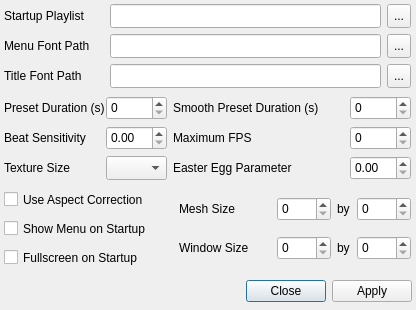
projectM-visualizer/projectm, file src/qprojectM/src/QProjectMConfigDialog.ui: the form before one commit.
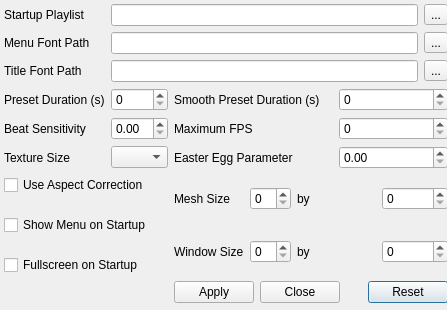
The form after the commit.

Commit message: text format fixes in ui added reset button

The edit to the form file:
```diff
--- a/src/qprojectM/src/QProjectMConfigDialog.ui
+++ b/src/qprojectM/src/QProjectMConfigDialog.ui
@@ -5,82 +5,25 @@
    <rect>
     <x>0</x>
     <y>0</y>
-    <width>416</width>
+    <width>447</width>
     <height>310</height>
    </rect>
   </property>
   <property name="windowTitle" >
    <string>projectM Settings</string>
   </property>
-  <widget class="QLabel" name="label" >
+  <widget class="QWidget" name="" >
    <property name="geometry" >
     <rect>
      <x>4</x>
-     <y>34</y>
-     <width>100</width>
-     <height>24</height>
+     <y>4</y>
+     <width>444</width>
+     <height>299</height>
     </rect>
    </property>
-   <property name="sizePolicy" >
-    <sizepolicy vsizetype="Preferred" hsizetype="MinimumExpanding" >
-     <horstretch>0</horstretch>
-     <verstretch>0</verstretch>
-    </sizepolicy>
-   </property>
-   <property name="minimumSize" >
-    <size>
-     <width>50</width>
-     <height>0</height>
-    </size>
-   </property>
-   <property name="text" >
-    <string>Menu Font Path</string>
-   </property>
-  </widget>
-  <widget class="QToolButton" name="fontPathToolButton" >
-   <property name="geometry" >
-    <rect>
-     <x>387</x>
-     <y>34</y>
-     <width>24</width>
-     <height>24</height>
-    </rect>
-   </property>
-   <property name="text" >
-    <string>...</string>
-   </property>
-  </widget>
-  <widget class="QLineEdit" name="menuFontPathLineEdit" >
-   <property name="geometry" >
-    <rect>
-     <x>110</x>
-     <y>34</y>
-     <width>271</width>
-     <height>24</height>
-    </rect>
-   </property>
-   <property name="sizePolicy" >
-    <sizepolicy vsizetype="Fixed" hsizetype="Expanding" >
-     <horstretch>2</horstretch>
-     <verstretch>0</verstretch>
-    </sizepolicy>
-   </property>
-   <property name="toolTip" >
-    <string>&lt;html>&lt;head>&lt;meta name="qrichtext" content="1" />&lt;style type="text/css">
-p, li { white-space: pre-wrap; }
-&lt;/style>&lt;/head>&lt;body style=" font-family:'Sans Serif'; font-size:10pt; font-weight:400; font-style:normal;">
-&lt;p style=" margin-top:0px; margin-bottom:0px; margin-left:0px; margin-right:0px; -qt-block-indent:0; text-indent:0px;">Changes the path projectM will use to search for opengl fonts&lt;/p>&lt;/body>&lt;/html></string>
-   </property>
-  </widget>
+   <layout class="QGridLayout" >
+    <item row="0" column="0" >
   <widget class="QLabel" name="label_2" >
-   <property name="geometry" >
-    <rect>
-     <x>4</x>
-     <y>4</y>
-     <width>100</width>
-     <height>24</height>
-    </rect>
-   </property>
    <property name="sizePolicy" >
     <sizepolicy vsizetype="Preferred" hsizetype="MinimumExpanding" >
      <horstretch>0</horstretch>
@@ -97,28 +40,9 @@
     <string>Startup Playlist</string>
    </property>
   </widget>
-  <widget class="QToolButton" name="startupPlaylistToolButton" >
-   <property name="geometry" >
-    <rect>
-     <x>387</x>
-     <y>4</y>
-     <width>24</width>
-     <height>24</height>
-    </rect>
-   </property>
-   <property name="text" >
-    <string>...</string>
-   </property>
-  </widget>
+    </item>
+    <item row="0" column="1" colspan="6" >
   <widget class="QLineEdit" name="startupPlaylistLineEdit" >
-   <property name="geometry" >
-    <rect>
-     <x>110</x>
-     <y>4</y>
-     <width>271</width>
-     <height>24</height>
-    </rect>
-   </property>
    <property name="sizePolicy" >
     <sizepolicy vsizetype="Fixed" hsizetype="Expanding" >
      <horstretch>2</horstretch>
@@ -132,28 +56,107 @@
 &lt;p style=" margin-top:0px; margin-bottom:0px; margin-left:0px; margin-right:0px; -qt-block-indent:0; text-indent:0px;">This sets the default preset playlist when qprojectM starts up. This can be either a directory path or preset playlist file. If unspecified then projectM uses a default preset directory&lt;/p>&lt;/body>&lt;/html></string>
    </property>
   </widget>
+    </item>
+    <item row="0" column="7" >
+     <widget class="QToolButton" name="startupPlaylistToolButton" >
+      <property name="text" >
+       <string>...</string>
+      </property>
+     </widget>
+    </item>
+    <item row="1" column="0" >
+     <widget class="QLabel" name="label" >
+      <property name="sizePolicy" >
+       <sizepolicy vsizetype="Preferred" hsizetype="MinimumExpanding" >
+        <horstretch>0</horstretch>
+        <verstretch>0</verstretch>
+       </sizepolicy>
+      </property>
+      <property name="minimumSize" >
+       <size>
+        <width>50</width>
+        <height>0</height>
+       </size>
+      </property>
+      <property name="text" >
+       <string>Menu Font Path</string>
+      </property>
+     </widget>
+    </item>
+    <item row="1" column="1" colspan="6" >
+     <widget class="QLineEdit" name="menuFontPathLineEdit" >
+      <property name="sizePolicy" >
+       <sizepolicy vsizetype="Fixed" hsizetype="Expanding" >
+        <horstretch>2</horstretch>
+        <verstretch>0</verstretch>
+       </sizepolicy>
+      </property>
+      <property name="toolTip" >
+       <string>&lt;html>&lt;head>&lt;meta name="qrichtext" content="1" />&lt;style type="text/css">
+p, li { white-space: pre-wrap; }
+&lt;/style>&lt;/head>&lt;body style=" font-family:'Sans Serif'; font-size:10pt; font-weight:400; font-style:normal;">
+&lt;p style=" margin-top:0px; margin-bottom:0px; margin-left:0px; margin-right:0px; -qt-block-indent:0; text-indent:0px;">Changes the path projectM will use to search for opengl fonts&lt;/p>&lt;/body>&lt;/html></string>
+      </property>
+     </widget>
+    </item>
+    <item row="1" column="7" >
+     <widget class="QToolButton" name="fontPathToolButton" >
+      <property name="text" >
+       <string>...</string>
+      </property>
+     </widget>
+    </item>
+    <item row="2" column="0" >
+     <widget class="QLabel" name="label_9" >
+      <property name="sizePolicy" >
+       <sizepolicy vsizetype="Preferred" hsizetype="MinimumExpanding" >
+        <horstretch>0</horstretch>
+        <verstretch>0</verstretch>
+       </sizepolicy>
+      </property>
+      <property name="minimumSize" >
+       <size>
+        <width>50</width>
+        <height>0</height>
+       </size>
+      </property>
+      <property name="text" >
+       <string>Title Font Path</string>
+      </property>
+     </widget>
+    </item>
+    <item row="2" column="1" colspan="6" >
+     <widget class="QLineEdit" name="titleFontPathLineEdit" >
+      <property name="sizePolicy" >
+       <sizepolicy vsizetype="Fixed" hsizetype="Expanding" >
+        <horstretch>2</horstretch>
+        <verstretch>0</verstretch>
+       </sizepolicy>
+      </property>
+      <property name="toolTip" >
+       <string>&lt;html>&lt;head>&lt;meta name="qrichtext" content="1" />&lt;style type="text/css">
+p, li { white-space: pre-wrap; }
+&lt;/style>&lt;/head>&lt;body style=" font-family:'Sans Serif'; font-size:10pt; font-weight:400; font-style:normal;">
+&lt;p style=" margin-top:0px; margin-bottom:0px; margin-left:0px; margin-right:0px; -qt-block-indent:0; text-indent:0px;">Changes the path projectM will use to search for opengl fonts&lt;/p>&lt;/body>&lt;/html></string>
+      </property>
+     </widget>
+    </item>
+    <item row="2" column="7" >
+     <widget class="QToolButton" name="titleFontPathToolButton" >
+      <property name="text" >
+       <string>...</string>
+      </property>
+     </widget>
+    </item>
+    <item row="3" column="0" >
   <widget class="QLabel" name="label_3" >
-   <property name="geometry" >
-    <rect>
-     <x>4</x>
-     <y>96</y>
-     <width>163</width>
-     <height>24</height>
-    </rect>
-   </property>
    <property name="text" >
     <string>Preset Duration (s)</string>
    </property>
   </widget>
+    </item>
+    <item row="3" column="1" >
   <widget class="QSpinBox" name="presetDurationSpinBox" >
-   <property name="geometry" >
-    <rect>
-     <x>106</x>
-     <y>96</y>
-     <width>61</width>
-     <height>24</height>
-    </rect>
-   </property>
    <property name="toolTip" >
     <string>&lt;html>&lt;head>&lt;meta name="qrichtext" content="1" />&lt;style type="text/css">
 p, li { white-space: pre-wrap; }
@@ -161,28 +164,16 @@
 &lt;p style=" margin-top:0px; margin-bottom:0px; margin-left:0px; margin-right:0px; -qt-block-indent:0; text-indent:0px;">Sets how long a preset should be played in seconds before projectM automatically switches to another in the playlist&lt;/p>&lt;/body>&lt;/html></string>
    </property>
   </widget>
+    </item>
+    <item row="3" column="2" colspan="3" >
   <widget class="QLabel" name="label_4" >
-   <property name="geometry" >
-    <rect>
-     <x>173</x>
-     <y>96</y>
-     <width>171</width>
-     <height>24</height>
-    </rect>
-   </property>
    <property name="text" >
     <string>Smooth Preset Duration (s)</string>
    </property>
   </widget>
+    </item>
+    <item row="3" column="5" colspan="3" >
   <widget class="QSpinBox" name="smoothPresetDurationSpinBox" >
-   <property name="geometry" >
-    <rect>
-     <x>350</x>
-     <y>96</y>
-     <width>61</width>
-     <height>24</height>
-    </rect>
-   </property>
    <property name="toolTip" >
     <string>&lt;html>&lt;head>&lt;meta name="qrichtext" content="1" />&lt;style type="text/css">
 p, li { white-space: pre-wrap; }
@@ -190,15 +181,9 @@
 &lt;p style=" margin-top:0px; margin-bottom:0px; margin-left:0px; margin-right:0px; -qt-block-indent:0; text-indent:0px;">Sets how long a transition occurs in seconds when smooth preset switching&lt;/p>&lt;/body>&lt;/html></string>
    </property>
   </widget>
-  <widget class="QLabel" name="label_5" >
-   <property name="geometry" >
-    <rect>
-     <x>179</x>
-     <y>236</y>
-     <width>92</width>
-     <height>24</height>
-    </rect>
-   </property>
+    </item>
+    <item row="4" column="0" >
+     <widget class="QLabel" name="label_12" >
    <property name="sizePolicy" >
     <sizepolicy vsizetype="Preferred" hsizetype="MinimumExpanding" >
      <horstretch>0</horstretch>
@@ -206,18 +191,15 @@
     </sizepolicy>
    </property>
    <property name="text" >
-    <string>Window Size</string>
-   </property>
-  </widget>
+       <string>Beat Sensitivity</string>
+      </property>
+     </widget>
+    </item>
+    <item row="4" column="1" >
+     <widget class="QDoubleSpinBox" name="beatSensitivitySpinBox" />
+    </item>
+    <item row="4" column="2" colspan="3" >
   <widget class="QLabel" name="label_6" >
-   <property name="geometry" >
-    <rect>
-     <x>173</x>
-     <y>126</y>
-     <width>171</width>
-     <height>24</height>
-    </rect>
-   </property>
    <property name="sizePolicy" >
     <sizepolicy vsizetype="Preferred" hsizetype="MinimumExpanding" >
      <horstretch>0</horstretch>
@@ -228,15 +210,9 @@
     <string>Maximum FPS</string>
    </property>
   </widget>
+    </item>
+    <item row="4" column="5" colspan="3" >
   <widget class="QSpinBox" name="maxFPSSpinBox" >
-   <property name="geometry" >
-    <rect>
-     <x>350</x>
-     <y>126</y>
-     <width>61</width>
-     <height>24</height>
-    </rect>
-   </property>
    <property name="sizePolicy" >
     <sizepolicy vsizetype="Fixed" hsizetype="MinimumExpanding" >
      <horstretch>2</horstretch>
@@ -250,56 +226,9 @@
 &lt;p style=" margin-top:0px; margin-bottom:0px; margin-left:0px; margin-right:0px; -qt-block-indent:0; text-indent:0px;">This parameter, if nonzero, limits the number of frames per second projectM will attempt to render to screen. 35 is a reasonable limit.&lt;/p>&lt;/body>&lt;/html></string>
    </property>
   </widget>
-  <widget class="QSpinBox" name="windowWidthSpinBox" >
-   <property name="geometry" >
-    <rect>
-     <x>277</x>
-     <y>236</y>
-     <width>54</width>
-     <height>24</height>
-    </rect>
-   </property>
-   <property name="toolTip" >
-    <string>&lt;html>&lt;head>&lt;meta name="qrichtext" content="1" />&lt;style type="text/css">
-p, li { white-space: pre-wrap; }
-&lt;/style>&lt;/head>&lt;body style=" font-family:'Sans Serif'; font-size:10pt; font-weight:400; font-style:normal;">
-&lt;p style=" margin-top:0px; margin-bottom:0px; margin-left:0px; margin-right:0px; -qt-block-indent:0; text-indent:0px;">This modifies the horizontal component of the startup window size &lt;/p>&lt;/body>&lt;/html></string>
-   </property>
-   <property name="whatsThis" >
-    <string>&lt;html>&lt;head>&lt;meta name="qrichtext" content="1" />&lt;style type="text/css">
-p, li { white-space: pre-wrap; }
-&lt;/style>&lt;/head>&lt;body style=" font-family:'Sans Serif'; font-size:10pt; font-weight:400; font-style:normal;">
-&lt;p style=" margin-top:0px; margin-bottom:0px; margin-left:0px; margin-right:0px; -qt-block-indent:0; text-indent:0px;">This modifies the horizontal component of the startup window size &lt;/p>&lt;/body>&lt;/html></string>
-   </property>
-  </widget>
-  <widget class="QLabel" name="label_10" >
-   <property name="geometry" >
-    <rect>
-     <x>337</x>
-     <y>197</y>
-     <width>16</width>
-     <height>24</height>
-    </rect>
-   </property>
-   <property name="sizePolicy" >
-    <sizepolicy vsizetype="Preferred" hsizetype="MinimumExpanding" >
-     <horstretch>0</horstretch>
-     <verstretch>0</verstretch>
-    </sizepolicy>
-   </property>
-   <property name="text" >
-    <string>by</string>
-   </property>
-  </widget>
+    </item>
+    <item row="5" column="0" >
   <widget class="QLabel" name="label_7" >
-   <property name="geometry" >
-    <rect>
-     <x>4</x>
-     <y>156</y>
-     <width>96</width>
-     <height>24</height>
-    </rect>
-   </property>
    <property name="sizePolicy" >
     <sizepolicy vsizetype="Preferred" hsizetype="MinimumExpanding" >
      <horstretch>0</horstretch>
@@ -310,15 +239,9 @@
     <string>Texture Size</string>
    </property>
   </widget>
+    </item>
+    <item row="5" column="1" >
   <widget class="QComboBox" name="textureSizeComboBox" >
-   <property name="geometry" >
-    <rect>
-     <x>106</x>
-     <y>156</y>
-     <width>61</width>
-     <height>24</height>
-    </rect>
-   </property>
    <property name="sizePolicy" >
     <sizepolicy vsizetype="Fixed" hsizetype="MinimumExpanding" >
      <horstretch>1</horstretch>
@@ -329,15 +252,38 @@
     <enum>QComboBox::AdjustToMinimumContentsLength</enum>
    </property>
   </widget>
+    </item>
+    <item row="5" column="2" colspan="3" >
+     <widget class="QLabel" name="label_13" >
+      <property name="sizePolicy" >
+       <sizepolicy vsizetype="Preferred" hsizetype="MinimumExpanding" >
+        <horstretch>0</horstretch>
+        <verstretch>0</verstretch>
+       </sizepolicy>
+      </property>
+      <property name="text" >
+       <string>Easter Egg Parameter</string>
+      </property>
+     </widget>
+    </item>
+    <item row="5" column="5" colspan="3" >
+     <widget class="QDoubleSpinBox" name="beatSensitivitySpinBox_2" />
+    </item>
+    <item row="6" column="0" colspan="2" >
+     <widget class="QCheckBox" name="useAspectCorrectionCheckBox" >
+      <property name="sizePolicy" >
+       <sizepolicy vsizetype="Fixed" hsizetype="MinimumExpanding" >
+        <horstretch>0</horstretch>
+        <verstretch>0</verstretch>
+       </sizepolicy>
+      </property>
+      <property name="text" >
+       <string>Use Aspect Correction</string>
+      </property>
+     </widget>
+    </item>
+    <item rowspan="2" row="6" column="2" >
   <widget class="QLabel" name="label_8" >
-   <property name="geometry" >
-    <rect>
-     <x>179</x>
-     <y>197</y>
-     <width>66</width>
-     <height>24</height>
-    </rect>
-   </property>
    <property name="sizePolicy" >
     <sizepolicy vsizetype="Preferred" hsizetype="MinimumExpanding" >
      <horstretch>0</horstretch>
@@ -348,34 +294,42 @@
     <string>Mesh Size</string>
    </property>
   </widget>
-  <widget class="QCheckBox" name="fullscreenOnStartupCheckBox" >
-   <property name="geometry" >
-    <rect>
-     <x>4</x>
-     <y>246</y>
-     <width>167</width>
-     <height>23</height>
-    </rect>
-   </property>
+    </item>
+    <item rowspan="2" row="6" column="3" >
+     <widget class="QSpinBox" name="meshSizeWidthSpinBox" >
+      <property name="toolTip" >
+       <string>&lt;html>&lt;head>&lt;meta name="qrichtext" content="1" />&lt;style type="text/css">
+p, li { white-space: pre-wrap; }
+&lt;/style>&lt;/head>&lt;body style=" font-family:'Sans Serif'; font-size:10pt; font-weight:400; font-style:normal;">
+&lt;p style=" margin-top:0px; margin-bottom:0px; margin-left:0px; margin-right:0px; -qt-block-indent:0; text-indent:0px; font-size:9pt;">This modifies the vertical component of the startup window size&lt;/p>&lt;/body>&lt;/html></string>
+      </property>
+     </widget>
+    </item>
+    <item rowspan="2" row="6" column="4" colspan="2" >
+     <widget class="QLabel" name="label_10" >
    <property name="sizePolicy" >
-    <sizepolicy vsizetype="Fixed" hsizetype="MinimumExpanding" >
+       <sizepolicy vsizetype="Preferred" hsizetype="MinimumExpanding" >
      <horstretch>0</horstretch>
      <verstretch>0</verstretch>
     </sizepolicy>
    </property>
    <property name="text" >
-    <string>Fullscreen on Startup</string>
-   </property>
-  </widget>
+       <string>by</string>
+      </property>
+     </widget>
+    </item>
+    <item rowspan="2" row="6" column="6" colspan="2" >
+     <widget class="QSpinBox" name="meshSizeHeightSpinBox" >
+      <property name="toolTip" >
+       <string>&lt;html>&lt;head>&lt;meta name="qrichtext" content="1" />&lt;style type="text/css">
+p, li { white-space: pre-wrap; }
+&lt;/style>&lt;/head>&lt;body style=" font-family:'Sans Serif'; font-size:10pt; font-weight:400; font-style:normal;">
+&lt;p style=" margin-top:0px; margin-bottom:0px; margin-left:0px; margin-right:0px; -qt-block-indent:0; text-indent:0px; font-size:9pt;">This modifies the vertical component of the startup window size&lt;/p>&lt;/body>&lt;/html></string>
+      </property>
+     </widget>
+    </item>
+    <item rowspan="2" row="7" column="0" colspan="2" >
   <widget class="QCheckBox" name="menuOnStartupCheckBox" >
-   <property name="geometry" >
-    <rect>
-     <x>4</x>
-     <y>217</y>
-     <width>167</width>
-     <height>23</height>
-    </rect>
-   </property>
    <property name="sizePolicy" >
     <sizepolicy vsizetype="Fixed" hsizetype="MinimumExpanding" >
      <horstretch>0</horstretch>
@@ -386,228 +340,86 @@
     <string>Show Menu on Startup</string>
    </property>
   </widget>
+    </item>
+    <item rowspan="2" row="8" column="2" >
+     <widget class="QLabel" name="label_5" >
+      <property name="sizePolicy" >
+       <sizepolicy vsizetype="Preferred" hsizetype="MinimumExpanding" >
+        <horstretch>0</horstretch>
+        <verstretch>0</verstretch>
+       </sizepolicy>
+      </property>
+      <property name="text" >
+       <string>Window Size</string>
+      </property>
+     </widget>
+    </item>
+    <item rowspan="2" row="8" column="3" >
+     <widget class="QSpinBox" name="windowWidthSpinBox" >
+      <property name="toolTip" >
+       <string>&lt;html>&lt;head>&lt;meta name="qrichtext" content="1" />&lt;style type="text/css">
+p, li { white-space: pre-wrap; }
+&lt;/style>&lt;/head>&lt;body style=" font-family:'Sans Serif'; font-size:10pt; font-weight:400; font-style:normal;">
+&lt;p style=" margin-top:0px; margin-bottom:0px; margin-left:0px; margin-right:0px; -qt-block-indent:0; text-indent:0px;">This modifies the horizontal component of the startup window size &lt;/p>&lt;/body>&lt;/html></string>
+      </property>
+      <property name="whatsThis" >
+       <string>&lt;html>&lt;head>&lt;meta name="qrichtext" content="1" />&lt;style type="text/css">
+p, li { white-space: pre-wrap; }
+&lt;/style>&lt;/head>&lt;body style=" font-family:'Sans Serif'; font-size:10pt; font-weight:400; font-style:normal;">
+&lt;p style=" margin-top:0px; margin-bottom:0px; margin-left:0px; margin-right:0px; -qt-block-indent:0; text-indent:0px;">This modifies the horizontal component of the startup window size &lt;/p>&lt;/body>&lt;/html></string>
+      </property>
+     </widget>
+    </item>
+    <item rowspan="2" row="8" column="4" colspan="2" >
+     <widget class="QLabel" name="label_11" >
+      <property name="sizePolicy" >
+       <sizepolicy vsizetype="Preferred" hsizetype="MinimumExpanding" >
+        <horstretch>0</horstretch>
+        <verstretch>0</verstretch>
+       </sizepolicy>
+      </property>
+      <property name="text" >
+       <string>by</string>
+      </property>
+     </widget>
+    </item>
+    <item rowspan="2" row="8" column="6" colspan="2" >
+     <widget class="QSpinBox" name="windowHeightSpinBox" >
+      <property name="toolTip" >
+       <string>&lt;html>&lt;head>&lt;meta name="qrichtext" content="1" />&lt;style type="text/css">
+p, li { white-space: pre-wrap; }
+&lt;/style>&lt;/head>&lt;body style=" font-family:'Sans Serif'; font-size:10pt; font-weight:400; font-style:normal;">
+&lt;p style=" margin-top:0px; margin-bottom:0px; margin-left:0px; margin-right:0px; -qt-block-indent:0; text-indent:0px; font-size:9pt;">This modifies the vertical component of the startup window size&lt;/p>&lt;/body>&lt;/html></string>
+      </property>
+     </widget>
+    </item>
+    <item row="9" column="0" colspan="2" >
+     <widget class="QCheckBox" name="fullscreenOnStartupCheckBox" >
+      <property name="sizePolicy" >
+       <sizepolicy vsizetype="Fixed" hsizetype="MinimumExpanding" >
+        <horstretch>0</horstretch>
+        <verstretch>0</verstretch>
+       </sizepolicy>
+      </property>
+      <property name="text" >
+       <string>Fullscreen on Startup</string>
+      </property>
+     </widget>
+    </item>
+    <item row="10" column="2" colspan="6" >
   <widget class="QDialogButtonBox" name="buttonBox" >
-   <property name="geometry" >
-    <rect>
-     <x>178</x>
-     <y>276</y>
-     <width>234</width>
-     <height>30</height>
-    </rect>
-   </property>
    <property name="layoutDirection" >
-    <enum>Qt::LeftToRight</enum>
+       <enum>Qt::RightToLeft</enum>
    </property>
    <property name="orientation" >
     <enum>Qt::Horizontal</enum>
    </property>
    <property name="standardButtons" >
-    <set>QDialogButtonBox::Apply|QDialogButtonBox::Close|QDialogButtonBox::NoButton</set>
-   </property>
-  </widget>
-  <widget class="QSpinBox" name="windowHeightSpinBox" >
-   <property name="geometry" >
-    <rect>
-     <x>357</x>
-     <y>236</y>
-     <width>54</width>
-     <height>24</height>
-    </rect>
-   </property>
-   <property name="toolTip" >
-    <string>&lt;html>&lt;head>&lt;meta name="qrichtext" content="1" />&lt;style type="text/css">
-p, li { white-space: pre-wrap; }
-&lt;/style>&lt;/head>&lt;body style=" font-family:'Sans Serif'; font-size:10pt; font-weight:400; font-style:normal;">
-&lt;p style=" margin-top:0px; margin-bottom:0px; margin-left:0px; margin-right:0px; -qt-block-indent:0; text-indent:0px; font-size:9pt;">This modifies the vertical component of the startup window size&lt;/p>&lt;/body>&lt;/html></string>
-   </property>
-  </widget>
-  <widget class="QLabel" name="label_11" >
-   <property name="geometry" >
-    <rect>
-     <x>337</x>
-     <y>236</y>
-     <width>16</width>
-     <height>24</height>
-    </rect>
-   </property>
-   <property name="sizePolicy" >
-    <sizepolicy vsizetype="Preferred" hsizetype="MinimumExpanding" >
-     <horstretch>0</horstretch>
-     <verstretch>0</verstretch>
-    </sizepolicy>
-   </property>
-   <property name="text" >
-    <string>by</string>
-   </property>
-  </widget>
-  <widget class="QCheckBox" name="useAspectCorrectionCheckBox" >
-   <property name="geometry" >
-    <rect>
-     <x>4</x>
-     <y>188</y>
-     <width>167</width>
-     <height>23</height>
-    </rect>
-   </property>
-   <property name="sizePolicy" >
-    <sizepolicy vsizetype="Fixed" hsizetype="MinimumExpanding" >
-     <horstretch>0</horstretch>
-     <verstretch>0</verstretch>
-    </sizepolicy>
-   </property>
-   <property name="text" >
-    <string>Use Aspect Correction</string>
-   </property>
-  </widget>
-  <widget class="QLabel" name="label_12" >
-   <property name="geometry" >
-    <rect>
-     <x>4</x>
-     <y>126</y>
-     <width>96</width>
-     <height>24</height>
-    </rect>
-   </property>
-   <property name="sizePolicy" >
-    <sizepolicy vsizetype="Preferred" hsizetype="MinimumExpanding" >
-     <horstretch>0</horstretch>
-     <verstretch>0</verstretch>
-    </sizepolicy>
-   </property>
-   <property name="text" >
-    <string>Beat Sensitivity</string>
-   </property>
-  </widget>
-  <widget class="QToolButton" name="titleFontPathToolButton" >
-   <property name="geometry" >
-    <rect>
-     <x>387</x>
-     <y>64</y>
-     <width>24</width>
-     <height>24</height>
-    </rect>
-   </property>
-   <property name="text" >
-    <string>...</string>
-   </property>
-  </widget>
-  <widget class="QLabel" name="label_9" >
-   <property name="geometry" >
-    <rect>
-     <x>4</x>
-     <y>64</y>
-     <width>100</width>
-     <height>24</height>
-    </rect>
-   </property>
-   <property name="sizePolicy" >
-    <sizepolicy vsizetype="Preferred" hsizetype="MinimumExpanding" >
-     <horstretch>0</horstretch>
-     <verstretch>0</verstretch>
-    </sizepolicy>
-   </property>
-   <property name="minimumSize" >
-    <size>
-     <width>50</width>
-     <height>0</height>
-    </size>
-   </property>
-   <property name="text" >
-    <string>Title Font Path</string>
-   </property>
-  </widget>
-  <widget class="QLineEdit" name="titleFontPathLineEdit" >
-   <property name="geometry" >
-    <rect>
-     <x>110</x>
-     <y>64</y>
-     <width>271</width>
-     <height>24</height>
-    </rect>
-   </property>
-   <property name="sizePolicy" >
-    <sizepolicy vsizetype="Fixed" hsizetype="Expanding" >
-     <horstretch>2</horstretch>
-     <verstretch>0</verstretch>
-    </sizepolicy>
-   </property>
-   <property name="toolTip" >
-    <string>&lt;html>&lt;head>&lt;meta name="qrichtext" content="1" />&lt;style type="text/css">
-p, li { white-space: pre-wrap; }
-&lt;/style>&lt;/head>&lt;body style=" font-family:'Sans Serif'; font-size:10pt; font-weight:400; font-style:normal;">
-&lt;p style=" margin-top:0px; margin-bottom:0px; margin-left:0px; margin-right:0px; -qt-block-indent:0; text-indent:0px;">Changes the path projectM will use to search for opengl fonts&lt;/p>&lt;/body>&lt;/html></string>
-   </property>
-  </widget>
-  <widget class="QDoubleSpinBox" name="beatSensitivitySpinBox" >
-   <property name="geometry" >
-    <rect>
-     <x>106</x>
-     <y>126</y>
-     <width>61</width>
-     <height>24</height>
-    </rect>
-   </property>
-  </widget>
-  <widget class="QLabel" name="label_13" >
-   <property name="geometry" >
-    <rect>
-     <x>173</x>
-     <y>156</y>
-     <width>171</width>
-     <height>24</height>
-    </rect>
-   </property>
-   <property name="sizePolicy" >
-    <sizepolicy vsizetype="Preferred" hsizetype="MinimumExpanding" >
-     <horstretch>0</horstretch>
-     <verstretch>0</verstretch>
-    </sizepolicy>
-   </property>
-   <property name="text" >
-    <string>Easter Egg Parameter</string>
-   </property>
-  </widget>
-  <widget class="QDoubleSpinBox" name="beatSensitivitySpinBox_2" >
-   <property name="geometry" >
-    <rect>
-     <x>350</x>
-     <y>156</y>
-     <width>61</width>
-     <height>24</height>
-    </rect>
-   </property>
-  </widget>
-  <widget class="QSpinBox" name="meshSizeHeightSpinBox" >
-   <property name="geometry" >
-    <rect>
-     <x>357</x>
-     <y>197</y>
-     <width>54</width>
-     <height>24</height>
-    </rect>
-   </property>
-   <property name="toolTip" >
-    <string>&lt;html>&lt;head>&lt;meta name="qrichtext" content="1" />&lt;style type="text/css">
-p, li { white-space: pre-wrap; }
-&lt;/style>&lt;/head>&lt;body style=" font-family:'Sans Serif'; font-size:10pt; font-weight:400; font-style:normal;">
-&lt;p style=" margin-top:0px; margin-bottom:0px; margin-left:0px; margin-right:0px; -qt-block-indent:0; text-indent:0px; font-size:9pt;">This modifies the vertical component of the startup window size&lt;/p>&lt;/body>&lt;/html></string>
-   </property>
-  </widget>
-  <widget class="QSpinBox" name="meshSizeWidthSpinBox" >
-   <property name="geometry" >
-    <rect>
-     <x>277</x>
-     <y>197</y>
-     <width>54</width>
-     <height>24</height>
-    </rect>
-   </property>
-   <property name="toolTip" >
-    <string>&lt;html>&lt;head>&lt;meta name="qrichtext" content="1" />&lt;style type="text/css">
-p, li { white-space: pre-wrap; }
-&lt;/style>&lt;/head>&lt;body style=" font-family:'Sans Serif'; font-size:10pt; font-weight:400; font-style:normal;">
-&lt;p style=" margin-top:0px; margin-bottom:0px; margin-left:0px; margin-right:0px; -qt-block-indent:0; text-indent:0px; font-size:9pt;">This modifies the vertical component of the startup window size&lt;/p>&lt;/body>&lt;/html></string>
-   </property>
+       <set>QDialogButtonBox::Apply|QDialogButtonBox::Close|QDialogButtonBox::NoButton|QDialogButtonBox::Reset</set>
+      </property>
+     </widget>
+    </item>
+   </layout>
   </widget>
  </widget>
  <resources/>
```
Lines whose indentation alone changed are shown as unchanged. The commit also changes 1 other file.
